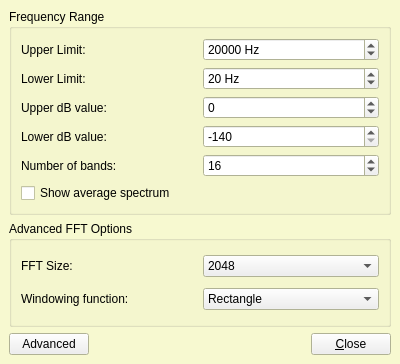
Above: src/traverso/ui/SpectralMeterConfigWidget.ui from ErwanLegrand/Traverso-DAW before the change. Below: the same form after it.
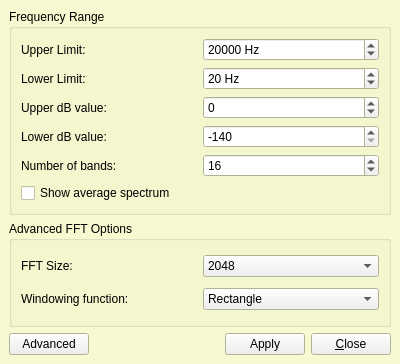
That is the form after the change.

Commit message: added apply button

```diff
--- a/src/traverso/ui/SpectralMeterConfigWidget.ui
+++ b/src/traverso/ui/SpectralMeterConfigWidget.ui
@@ -329,6 +329,13 @@
        </property>
       </spacer>
      </item>
+     <item>
+      <widget class="QPushButton" name="buttonApply" >
+       <property name="text" >
+        <string>Apply</string>
+       </property>
+      </widget>
+     </item>
      <item>
       <widget class="QPushButton" name="buttonClose" >
        <property name="text" >
```
Left out of the diff: 2 changed lines with no effect on the pictures.
